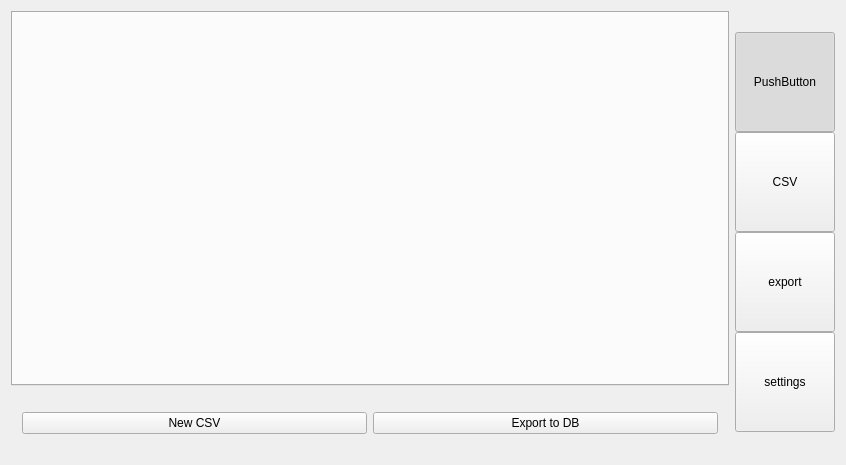
The window that mainwindow.ui (Trother555/ConverTable) describes before a commit, drawn with Qt 5.
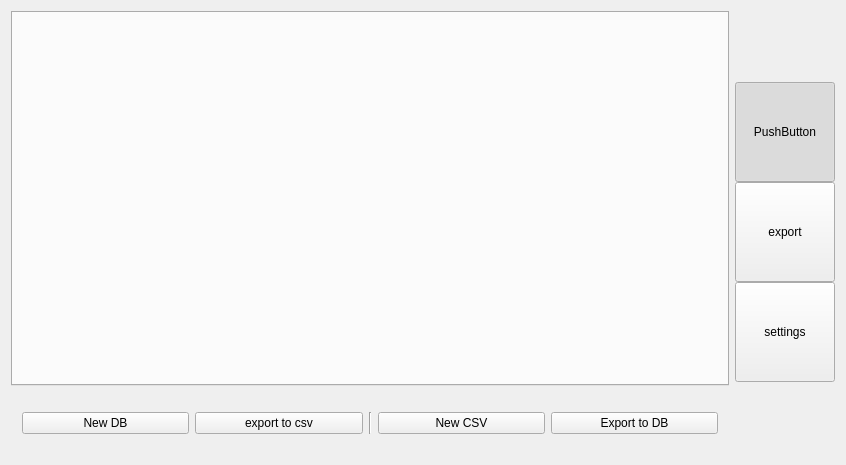
The same window after the commit. Custom widgets are drawn as their Qt base class.

What changed in the file:
```diff
--- a/mainwindow.ui
+++ b/mainwindow.ui
@@ -42,7 +42,7 @@
           <string notr="true"/>
          </property>
          <property name="currentIndex">
-          <number>1</number>
+          <number>0</number>
          </property>
          <widget class="QWidget" name="tables">
           <property name="sizePolicy">
@@ -124,75 +124,7 @@
                    </property>
                   </widget>
                  </item>
-                </layout>
-               </widget>
-              </item>
-             </layout>
-            </widget>
-           </item>
-          </layout>
-         </widget>
-         <widget class="QWidget" name="CSV">
-          <layout class="QGridLayout" name="gridLayout_9">
-           <property name="leftMargin">
-            <number>0</number>
-           </property>
-           <property name="topMargin">
-            <number>0</number>
-           </property>
-           <property name="rightMargin">
-            <number>0</number>
-           </property>
-           <property name="bottomMargin">
-            <number>0</number>
-           </property>
-           <item row="0" column="0">
-            <widget class="QWidget" name="widget_5" native="true">
-             <layout class="QGridLayout" name="gridLayout_8">
-              <property name="leftMargin">
-               <number>0</number>
-              </property>
-              <property name="topMargin">
-               <number>0</number>
-              </property>
-              <property name="rightMargin">
-               <number>0</number>
-              </property>
-              <property name="bottomMargin">
-               <number>0</number>
-              </property>
-              <property name="horizontalSpacing">
-               <number>0</number>
-              </property>
-              <property name="verticalSpacing">
-               <number>6</number>
-              </property>
-              <item row="0" column="0">
-               <widget class="QTabWidget" name="TableCSV">
-                <property name="sizePolicy">
-                 <sizepolicy hsizetype="Expanding" vsizetype="Expanding">
-                  <horstretch>0</horstretch>
-                  <verstretch>6</verstretch>
-                 </sizepolicy>
-                </property>
-                <property name="styleSheet">
-                 <string notr="true"/>
-                </property>
-                <property name="currentIndex">
-                 <number>-1</number>
-                </property>
-               </widget>
-              </item>
-              <item row="1" column="0">
-               <widget class="QWidget" name="widget_6" native="true">
-                <property name="sizePolicy">
-                 <sizepolicy hsizetype="Preferred" vsizetype="Preferred">
-                  <horstretch>0</horstretch>
-                  <verstretch>1</verstretch>
-                 </sizepolicy>
-                </property>
-                <layout class="QGridLayout" name="gridLayout_5">
-                 <item row="0" column="0">
+                 <item row="0" column="3">
                   <widget class="QPushButton" name="ButtonOpenNewCSV">
                    <property name="styleSheet">
                     <string notr="true"/>
@@ -202,13 +134,20 @@
                    </property>
                   </widget>
                  </item>
-                 <item row="0" column="1">
-                  <widget class="QPushButton" name="ButtonExportToDB">
+                 <item row="0" column="4">
+                  <widget class="QPushButton" name="ButtonExportCSVtoDB">
                    <property name="text">
                     <string>Export to DB</string>
                    </property>
                   </widget>
                  </item>
+                 <item row="0" column="2">
+                  <widget class="Line" name="line">
+                   <property name="orientation">
+                    <enum>Qt::Vertical</enum>
+                   </property>
+                  </widget>
+                 </item>
                 </layout>
                </widget>
               </item>
@@ -299,45 +238,7 @@
        <property name="spacing">
         <number>0</number>
        </property>
-       <item row="3" column="0">
-        <widget class="ToggleButton" name="TabSettings">
-         <property name="sizePolicy">
-          <sizepolicy hsizetype="Fixed" vsizetype="Fixed">
-           <horstretch>0</horstretch>
-           <verstretch>0</verstretch>
-          </sizepolicy>
-         </property>
-         <property name="minimumSize">
-          <size>
-           <width>100</width>
-           <height>100</height>
-          </size>
-         </property>
-         <property name="text">
-          <string>settings</string>
-         </property>
-        </widget>
-       </item>
        <item row="1" column="0">
-        <widget class="ToggleButton" name="TabCSV">
-         <property name="sizePolicy">
-          <sizepolicy hsizetype="Fixed" vsizetype="Fixed">
-           <horstretch>0</horstretch>
-           <verstretch>0</verstretch>
-          </sizepolicy>
-         </property>
-         <property name="minimumSize">
-          <size>
-           <width>100</width>
-           <height>100</height>
-          </size>
-         </property>
-         <property name="text">
-          <string>CSV</string>
-         </property>
-        </widget>
-       </item>
-       <item row="2" column="0">
         <widget class="ToggleButton" name="TabExport">
          <property name="sizePolicy">
           <sizepolicy hsizetype="Fixed" vsizetype="Fixed">
@@ -356,6 +257,25 @@
          </property>
         </widget>
        </item>
+       <item row="2" column="0">
+        <widget class="ToggleButton" name="TabSettings">
+         <property name="sizePolicy">
+          <sizepolicy hsizetype="Fixed" vsizetype="Fixed">
+           <horstretch>0</horstretch>
+           <verstretch>0</verstretch>
+          </sizepolicy>
+         </property>
+         <property name="minimumSize">
+          <size>
+           <width>100</width>
+           <height>100</height>
+          </size>
+         </property>
+         <property name="text">
+          <string>settings</string>
+         </property>
+        </widget>
+       </item>
        <item row="0" column="0">
         <widget class="ToggleButton" name="TabDatabase">
          <property name="sizePolicy">
```
